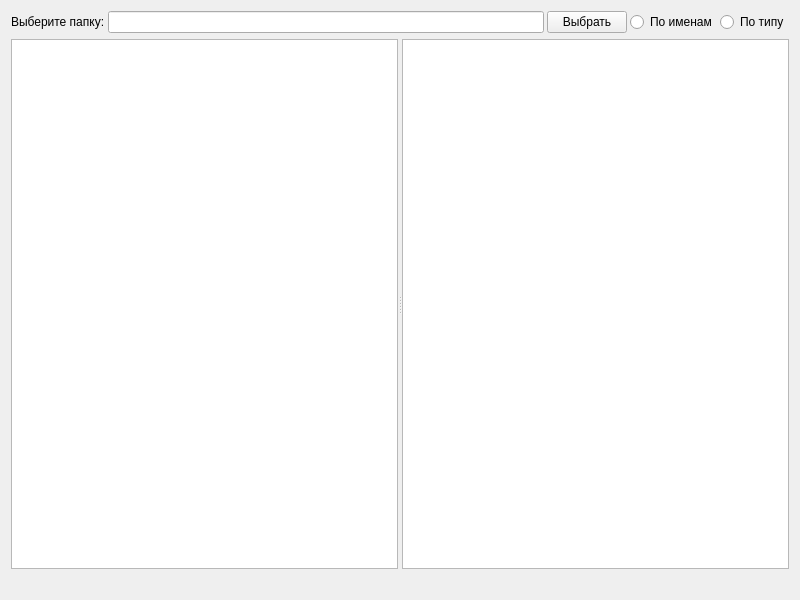
Qt form task_3/directorystatsmainwindow.ui (TyumentsevaL/qt_tasks) before a commit.
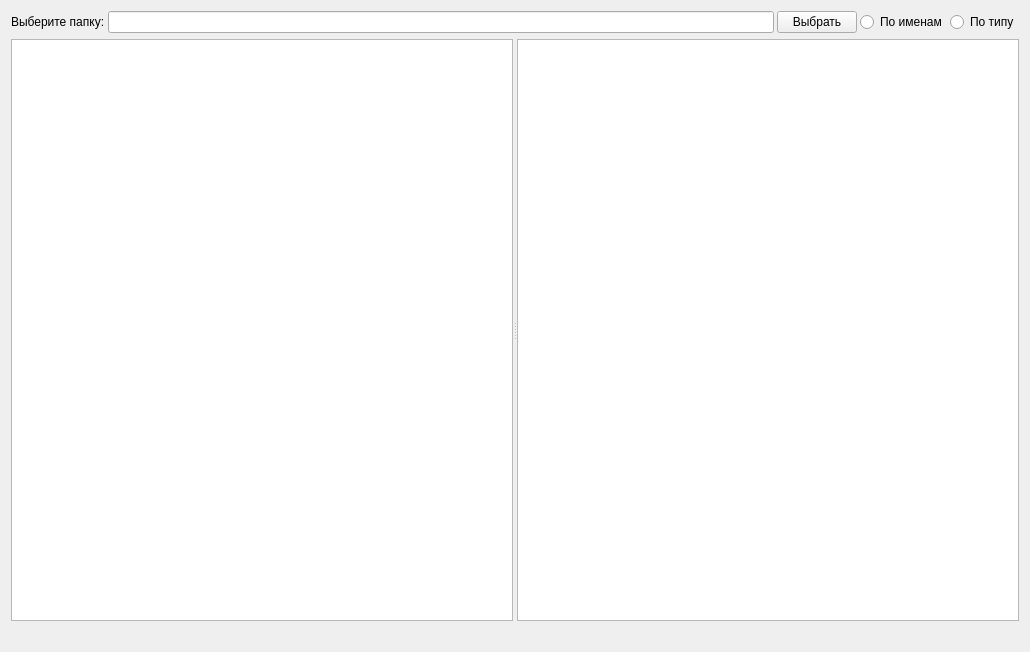
The same form after that commit.

Commit message:
task_3: GUI draft is alive
оживила GUI

Diff of the .ui file:
```diff
--- a/task_3/directorystatsmainwindow.ui
+++ b/task_3/directorystatsmainwindow.ui
@@ -6,8 +6,8 @@
    <rect>
     <x>0</x>
     <y>0</y>
-    <width>800</width>
-    <height>600</height>
+    <width>1030</width>
+    <height>652</height>
    </rect>
   </property>
   <property name="windowTitle">
@@ -82,7 +82,11 @@
       <enum>Qt::Horizontal</enum>
      </property>
      <widget class="QTreeView" name="filesTreeView"/>
-     <widget class="QListView" name="filesListView"/>
+     <widget class="QTableView" name="filesTableView">
+      <attribute name="verticalHeaderVisible">
+       <bool>false</bool>
+      </attribute>
+     </widget>
     </widget>
    </item>
    <item>
```
The commit also changes 5 other files.
